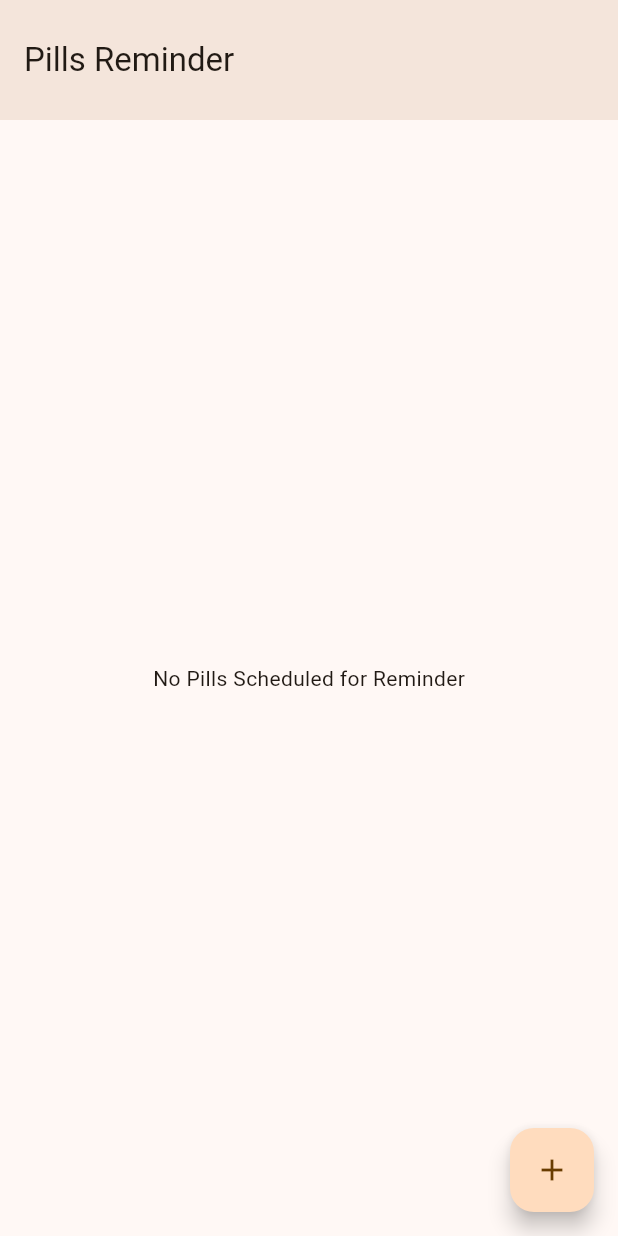
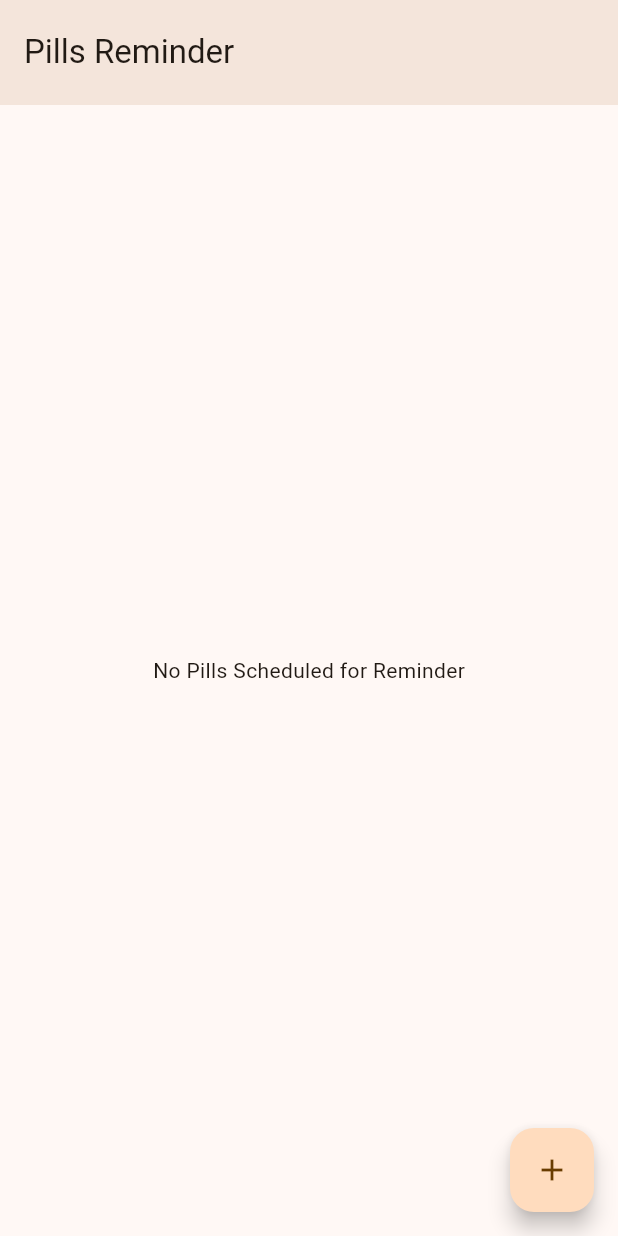
Before and after one commit to MoazSalem/Flutter_Pills_Reminder, a Flutter app: the screen it shows after launch, on a phone screen of 412 x 824 dp. Run offline on Flutter 3.47's test engine with Material 3 defaults, Android fonts, the phone set to English and light mode, and no system bars.

Commit message:
App Styles

```diff
--- a/lib/app.dart
+++ b/lib/app.dart
@@ -1,4 +1,6 @@
 import 'package:flutter/material.dart';
+import 'package:pills_reminder/core/styles/strings.dart';
+import 'package:pills_reminder/core/styles/theme.dart';
 import 'package:pills_reminder/features/main_screen/presentation/screens/main_screen/main_screen.dart';
 
 class MyApp extends StatelessWidget {
@@ -8,17 +10,9 @@ class MyApp extends StatelessWidget {
   Widget build(BuildContext context) {
     return MaterialApp(
       debugShowCheckedModeBanner: false,
-      title: 'Pills Reminder',
-      theme: ThemeData(
-        colorScheme: ColorScheme.fromSeed(seedColor: Colors.orange),
-      ),
-      darkTheme: ThemeData(
-        brightness: Brightness.dark,
-        colorScheme: ColorScheme.fromSeed(
-          seedColor: Colors.orange,
-          brightness: Brightness.dark,
-        ),
-      ),
+      title: AppStrings.appName,
+      theme: AppTheme.lightTheme,
+      darkTheme: AppTheme.darkTheme,
       home: MainScreen(),
     );
   }
--- /dev/null
+++ b/lib/core/styles/sizes.dart
@@ -0,0 +1,6 @@
+class AppSizes {
+  static const double appBarHeight = 70.0;
+  static const double smallPadding = 8.0;
+  static const double normalPadding = 16.0;
+  static const double largePadding = 24.0;
+}
--- /dev/null
+++ b/lib/core/styles/strings.dart
@@ -0,0 +1,6 @@
+class AppStrings {
+  static const String appName = 'Pills Reminder';
+  static const String noPills = 'No Pills Scheduled for Reminder';
+  static const String remaining = 'Remaining Pills:';
+  static const String add = 'Add';
+}
--- /dev/null
+++ b/lib/core/styles/styles.dart
@@ -0,0 +1 @@
+class AppStyles {}
--- /dev/null
+++ b/lib/core/styles/theme.dart
@@ -0,0 +1,15 @@
+import 'package:flutter/material.dart';
+
+class AppTheme {
+  static final lightTheme = ThemeData(
+    colorScheme: ColorScheme.fromSeed(seedColor: Colors.orange),
+  );
+
+  static final darkTheme = ThemeData(
+    brightness: Brightness.dark,
+    colorScheme: ColorScheme.fromSeed(
+      seedColor: Colors.orange,
+      brightness: Brightness.dark,
+    ),
+  );
+}
--- a/lib/features/main_screen/presentation/screens/main_screen/main_screen.dart
+++ b/lib/features/main_screen/presentation/screens/main_screen/main_screen.dart
@@ -1,5 +1,7 @@
 import 'package:flutter/material.dart';
 import 'package:pills_reminder/core/models/medication.dart';
+import 'package:pills_reminder/core/styles/sizes.dart';
+import 'package:pills_reminder/core/styles/strings.dart';
 import 'package:pills_reminder/features/main_screen/presentation/widgets/medication_list.dart';
 
 class MainScreen extends StatelessWidget {
@@ -11,12 +13,12 @@ class MainScreen extends StatelessWidget {
     final List<Medication> tempList = [];
     return Scaffold(
       appBar: AppBar(
-        title: const Text('Pills Reminder'),
-        toolbarHeight: 80,
+        title: const Text(AppStrings.appName),
+        toolbarHeight: AppSizes.appBarHeight,
         backgroundColor: theme.surfaceContainerHigh,
       ),
       body: tempList.isEmpty
-          ? const Center(child: Text('No Pills Scheduled for Reminder'))
+          ? const Center(child: Text(AppStrings.noPills))
           : MedicationList(medicationList: tempList),
       floatingActionButton: FloatingActionButton(
         onPressed: () {},
--- a/lib/features/main_screen/presentation/widgets/medication_list.dart
+++ b/lib/features/main_screen/presentation/widgets/medication_list.dart
@@ -1,5 +1,6 @@
 import 'package:flutter/material.dart';
 import 'package:pills_reminder/core/models/medication.dart';
+import 'package:pills_reminder/core/styles/sizes.dart';
 import 'package:pills_reminder/features/main_screen/presentation/widgets/medication_widget.dart';
 
 class MedicationList extends StatelessWidget {
@@ -8,7 +9,7 @@ class MedicationList extends StatelessWidget {
   @override
   Widget build(BuildContext context) {
     return Padding(
-      padding: const EdgeInsets.all(16.0),
+      padding: const EdgeInsets.all(AppSizes.normalPadding),
       child: ListView.builder(
         itemCount: medicationList.length,
         itemBuilder: (context, index) =>
--- a/lib/features/main_screen/presentation/widgets/medication_widget.dart
+++ b/lib/features/main_screen/presentation/widgets/medication_widget.dart
@@ -1,5 +1,7 @@
 import 'package:flutter/material.dart';
 import 'package:pills_reminder/core/models/medication.dart';
+import 'package:pills_reminder/core/styles/sizes.dart';
+import 'package:pills_reminder/core/styles/strings.dart';
 
 class MedicationWidget extends StatelessWidget {
   final Medication medication;
@@ -9,7 +11,7 @@ class MedicationWidget extends StatelessWidget {
   Widget build(BuildContext context) {
     return Card(
       child: Padding(
-        padding: const EdgeInsets.all(8.0),
+        padding: const EdgeInsets.all(AppSizes.smallPadding),
         child: Column(
           children: [
             Row(
@@ -17,7 +19,7 @@ class MedicationWidget extends StatelessWidget {
                 Text(medication.name),
                 const Spacer(),
                 if (medication.amount != null)
-                  Text('Remaining Pills: ${medication.amount}'),
+                  Text('${AppStrings.remaining} ${medication.amount}'),
               ],
             ),
           ],
```
